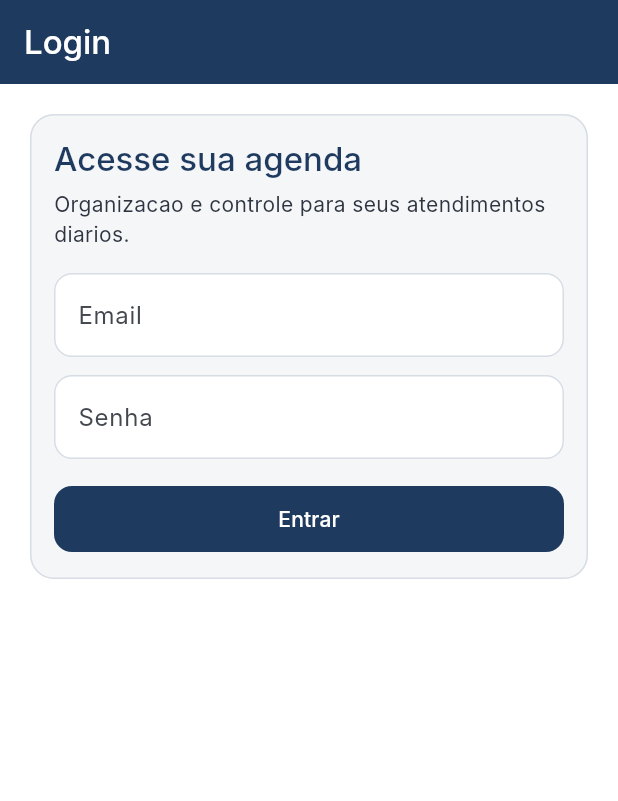
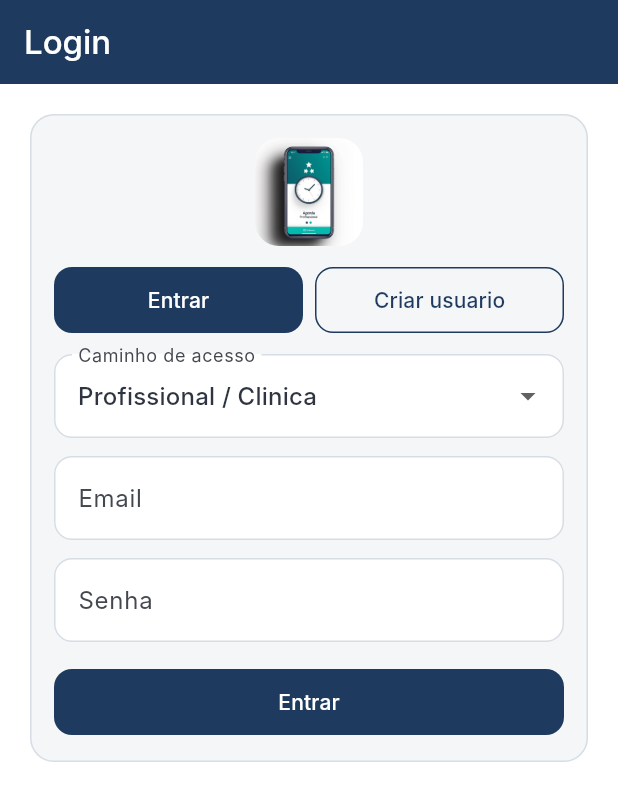
Before and after one commit to crgasparoto-br/agenda_profissional, a Flutter app: the screen it shows after launch, on a phone screen of 412 x 824 dp. Shown: the top 801 px of the screen. Run offline on Flutter 3.47's test engine with Material 3 defaults, Android fonts, the phone set to English and light mode, and no system bars; our stand-ins replace supabase_flutter; accounts and stored records are empty; Roboto replaces fonts that are missing (Inter).

Commit message:
2060208 - Ajustes na tela de login

```diff
--- a/apps/mobile/lib/main.dart
+++ b/apps/mobile/lib/main.dart
@@ -1,8 +1,10 @@
 import 'package:flutter/material.dart';
 import 'package:mobile/screens/agenda_screen.dart';
+import 'package:mobile/screens/client_area_screen.dart';
 import 'package:mobile/screens/create_appointment_screen.dart';
 import 'package:mobile/screens/login_screen.dart';
 import 'package:mobile/screens/onboarding_screen.dart';
+import 'package:mobile/services/auth_service.dart';
 import 'package:mobile/theme/app_theme.dart';
 import 'package:supabase_flutter/supabase_flutter.dart';
 
@@ -31,6 +33,7 @@ class AgendaProfissionalApp extends StatelessWidget {
         '/login': (_) => const LoginScreen(),
         '/onboarding': (_) => const OnboardingScreen(),
         '/agenda': (_) => const AgendaScreen(),
+        '/client-area': (_) => const ClientAreaScreen(),
         '/appointments/new': (_) => const CreateAppointmentScreen(),
       },
     );
@@ -43,11 +46,17 @@ class SessionGate extends StatelessWidget {
   @override
   Widget build(BuildContext context) {
     final session = Supabase.instance.client.auth.currentSession;
+    final authService = AuthService();
 
     if (session == null) {
       return const LoginScreen();
     }
 
+    final path = authService.resolveAccessPath(authService.currentUser);
+    if (path == AccessPath.client) {
+      return const ClientAreaScreen();
+    }
+
     return const OnboardingScreen();
   }
 }
--- a/apps/mobile/lib/screens/login_screen.dart
+++ b/apps/mobile/lib/screens/login_screen.dart
@@ -14,35 +14,79 @@ class LoginScreen extends StatefulWidget {
 class _LoginScreenState extends State<LoginScreen> {
   final _emailController = TextEditingController();
   final _passwordController = TextEditingController();
+  final _confirmController = TextEditingController();
+  final _nameController = TextEditingController();
   final _authService = AuthService();
+
   bool _loading = false;
+  bool _isSignUp = false;
+  String? _status;
   String? _error;
+  AccessPath _accessPath = AccessPath.professional;
 
   @override
   void dispose() {
     _emailController.dispose();
     _passwordController.dispose();
+    _confirmController.dispose();
+    _nameController.dispose();
     super.dispose();
   }
 
-  Future<void> _login() async {
+  Future<void> _submit() async {
     setState(() {
       _loading = true;
       _error = null;
+      _status = null;
     });
 
     try {
-      await _authService.signInWithPassword(
+      if (_isSignUp) {
+        if (_passwordController.text.length < 6) {
+          setState(() => _error = 'A senha deve ter pelo menos 6 caracteres');
+          return;
+        }
+
+        if (_passwordController.text != _confirmController.text) {
+          setState(() => _error = 'As senhas nao conferem');
+          return;
+        }
+
+        final response = await _authService.signUpWithPassword(
+          email: _emailController.text.trim(),
+          password: _passwordController.text,
+          accessPath: _accessPath,
+          fullName: _nameController.text.trim(),
+        );
+
+        if (response.session == null) {
+          setState(() => _status = 'Conta criada. Verifique seu email para confirmar o acesso.');
+          return;
+        }
+
+        if (!mounted) return;
+        Navigator.pushReplacementNamed(
+          context,
+          _accessPath == AccessPath.client ? '/client-area' : '/onboarding',
+        );
+        return;
+      }
+
+      final response = await _authService.signInWithPassword(
         email: _emailController.text.trim(),
         password: _passwordController.text,
       );
 
       if (!mounted) return;
-      Navigator.pushReplacementNamed(context, '/onboarding');
+      final path = _authService.resolveAccessPath(response.user);
+      Navigator.pushReplacementNamed(
+        context,
+        path == AccessPath.client ? '/client-area' : '/onboarding',
+      );
     } on AuthException catch (error) {
       setState(() => _error = error.message);
     } catch (_) {
-      setState(() => _error = 'Falha ao autenticar');
+      setState(() => _error = _isSignUp ? 'Falha ao criar conta' : 'Falha ao autenticar');
     } finally {
       if (mounted) {
         setState(() => _loading = false);
@@ -53,7 +97,7 @@ class _LoginScreenState extends State<LoginScreen> {
   @override
   Widget build(BuildContext context) {
     return Scaffold(
-      appBar: AppBar(title: const Text('Login')),
+      appBar: AppBar(title: Text(_isSignUp ? 'Criar conta' : 'Login')),
       body: ListView(
         padding: const EdgeInsets.all(16),
         children: [
@@ -63,13 +107,74 @@ class _LoginScreenState extends State<LoginScreen> {
               child: Column(
                 crossAxisAlignment: CrossAxisAlignment.stretch,
                 children: [
-                  Text('Acesse sua agenda', style: Theme.of(context).textTheme.titleLarge),
-                  const SizedBox(height: 6),
-                  Text(
-                    'Organizacao e controle para seus atendimentos diarios.',
-                    style: Theme.of(context).textTheme.bodyMedium,
+                  Center(
+                    child: ClipRRect(
+                      borderRadius: BorderRadius.circular(16),
+                      child: Image.asset(
+                        'assets/brand/agenda-logo.png',
+                        width: 72,
+                        height: 72,
+                        fit: BoxFit.cover,
+                      ),
+                    ),
                   ),
-                  const SizedBox(height: 16),
+                  const SizedBox(height: 12),
+                  Row(
+                    children: [
+                      Expanded(
+                        child: ElevatedButton(
+                          onPressed: () => setState(() => _isSignUp = false),
+                          style: ElevatedButton.styleFrom(
+                            backgroundColor:
+                                _isSignUp ? Colors.transparent : AppColors.primary,
+                            foregroundColor: _isSignUp ? AppColors.primary : Colors.white,
+                            side: _isSignUp ? const BorderSide(color: AppColors.primary) : null,
+                          ),
+                          child: const Text('Entrar'),
+                        ),
+                      ),
+                      const SizedBox(width: 8),
+                      Expanded(
+                        child: ElevatedButton(
+                          onPressed: () => setState(() => _isSignUp = true),
+                          style: ElevatedButton.styleFrom(
+                            backgroundColor:
+                                _isSignUp ? AppColors.primary : Colors.transparent,
+                            foregroundColor: _isSignUp ? Colors.white : AppColors.primary,
+                            side: _isSignUp ? null : const BorderSide(color: AppColors.primary),
+                          ),
+                          child: const Text('Criar usuario'),
+                        ),
+                      ),
+                    ],
+                  ),
+                  const SizedBox(height: 12),
+                  DropdownButtonFormField<AccessPath>(
+                    initialValue: _accessPath,
+                    decoration: const InputDecoration(labelText: 'Caminho de acesso'),
+                    items: const [
+                      DropdownMenuItem(
+                        value: AccessPath.professional,
+                        child: Text('Profissional / Clinica'),
+                      ),
+                      DropdownMenuItem(
+                        value: AccessPath.client,
+                        child: Text('Cliente'),
+                      ),
+                    ],
+                    onChanged: (value) {
+                      if (value == null) return;
+                      setState(() => _accessPath = value);
+                    },
+                  ),
+                  if (_isSignUp) ...[
+                    const SizedBox(height: 12),
+                    TextField(
+                      controller: _nameController,
+                      decoration: const InputDecoration(labelText: 'Nome completo'),
+                    ),
+                  ],
+                  const SizedBox(height: 12),
                   TextField(
                     controller: _emailController,
                     keyboardType: TextInputType.emailAddress,
@@ -81,19 +186,43 @@ class _LoginScreenState extends State<LoginScreen> {
                     obscureText: true,
                     decoration: const InputDecoration(labelText: 'Senha'),
                   ),
+                  if (_isSignUp) ...[
+                    const SizedBox(height: 12),
+                    TextField(
+                      controller: _confirmController,
+                      obscureText: true,
+                      decoration: const InputDecoration(labelText: 'Confirmar senha'),
+                    ),
+                  ],
                   const SizedBox(height: 16),
                   ElevatedButton(
-                    onPressed: _loading ? null : _login,
-                    child: Text(_loading ? 'Entrando...' : 'Entrar'),
+                    onPressed: _loading ? null : _submit,
+                    child: Text(
+                      _loading
+                          ? (_isSignUp ? 'Criando...' : 'Entrando...')
+                          : (_isSignUp ? 'Criar conta' : 'Entrar'),
+                    ),
                   ),
+                  if (_status != null) ...[
+                    const SizedBox(height: 12),
+                    Container(
+                      padding: const EdgeInsets.all(10),
+                      decoration: BoxDecoration(
+                        color: AppColors.secondary.withValues(alpha: 0.1),
+                        borderRadius: BorderRadius.circular(AppTheme.radiusMd),
+                        border: Border.all(color: AppColors.secondary.withValues(alpha: 0.35)),
+                      ),
+                      child: Text(_status!, style: const TextStyle(color: Color(0xFF0F4D50))),
+                    ),
+                  ],
                   if (_error != null) ...[
                     const SizedBox(height: 12),
                     Container(
                       padding: const EdgeInsets.all(10),
                       decoration: BoxDecoration(
-                        color: AppColors.danger.withOpacity(0.12),
+                        color: AppColors.danger.withValues(alpha: 0.12),
                         borderRadius: BorderRadius.circular(AppTheme.radiusMd),
-                        border: Border.all(color: AppColors.danger.withOpacity(0.35)),
+                        border: Border.all(color: AppColors.danger.withValues(alpha: 0.35)),
                       ),
                       child: Text(_error!, style: const TextStyle(color: Color(0xFF702621))),
                     ),
--- a/apps/mobile/lib/theme/app_theme.dart
+++ b/apps/mobile/lib/theme/app_theme.dart
@@ -112,8 +112,8 @@ class AppTheme {
         ),
         trackColor: WidgetStateProperty.resolveWith(
           (states) => states.contains(WidgetState.selected)
-              ? AppColors.secondary.withOpacity(0.35)
-              : AppColors.muted.withOpacity(0.25),
+              ? AppColors.secondary.withValues(alpha: 0.35)
+              : AppColors.muted.withValues(alpha: 0.25),
         ),
       ),
     );
```
Also changed, not shown: apps/mobile/lib/screens/agenda_screen.dart (+6 -6 lines), apps/mobile/lib/screens/client_area_screen.dart (added, +59 -0 lines), apps/mobile/lib/screens/create_appointment_screen.dart (+4 -4 lines), apps/mobile/lib/screens/onboarding_screen.dart (+8 -2 lines), apps/mobile/lib/services/auth_service.dart (+26 -2 lines), 8 other files.
